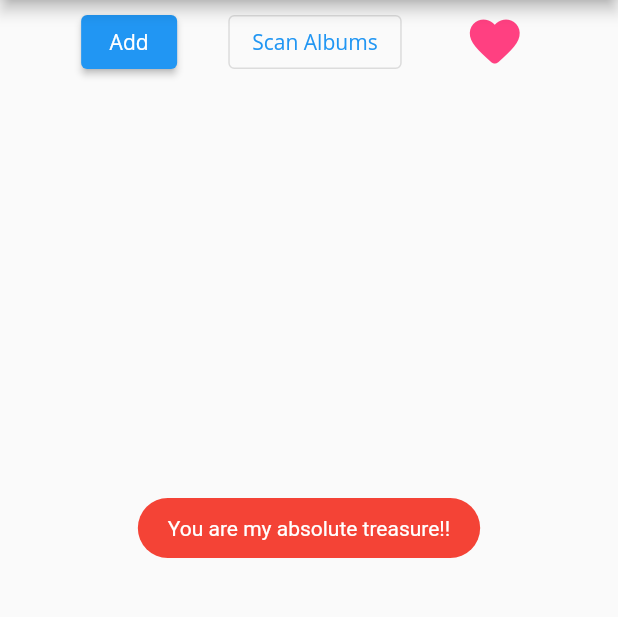
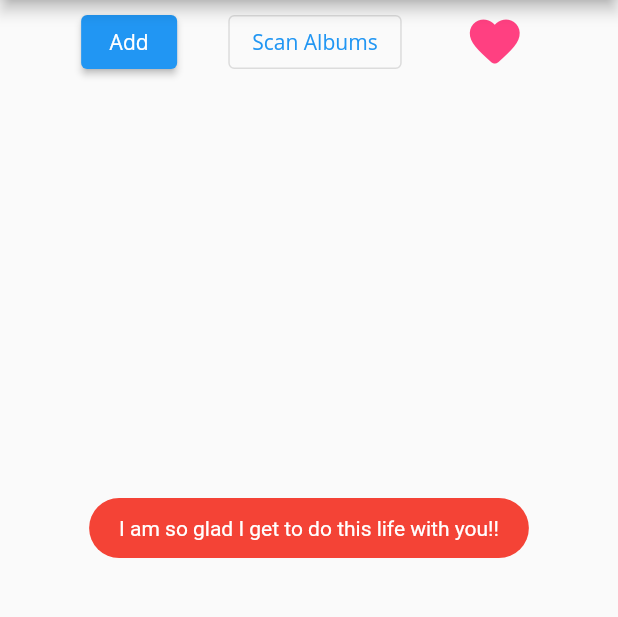
Before and after one commit to composer6251/record_cataloguer_flutter, a Flutter app: the ManageMyAlbumsScreen screen opened directly, after a tap on the "favorite" icon, on a phone screen of 412 x 824 dp, the part 90-707 px from its top. Run offline on Flutter 3.47's test engine with Material 2 defaults, Android fonts, the phone set to English and light mode, and no system bars; our stand-ins replace fluttertoast; missing offline and left inert: flutter_barcode_scanner; network calls fail.

Commit message:
Pushing to switch computers

```diff
--- a/lib/data/love_notes.dart
+++ b/lib/data/love_notes.dart
@@ -1,5 +1,11 @@
-
-
-
-
-List<String> notes = ['You are so beautiful!!', 'You are my absolute treasure!!', 'I am so in love with you!!!'];
+List<String> notes = [
+  'You are so beautiful!!',
+  'You are my absolute treasure!!',
+  'I am so in love with you!!!',
+  'I miss your touch!',
+  'You are so bumpable and humpable!!',
+  'I am so grateful to call you my wife!',
+  'You perfect, beautiful, amazing woman!!!',
+  'I am so glad I get to do this life with you!!',
+  'I am the luckiest man in the world!!'
+];
```
Also changed, not shown: lib/api/api_urls.dart (+9 -0 lines), lib/screens/api_testing_screen.dart (+13 -1 lines), lib/service/ebay_service.dart (+15 -3 lines).
